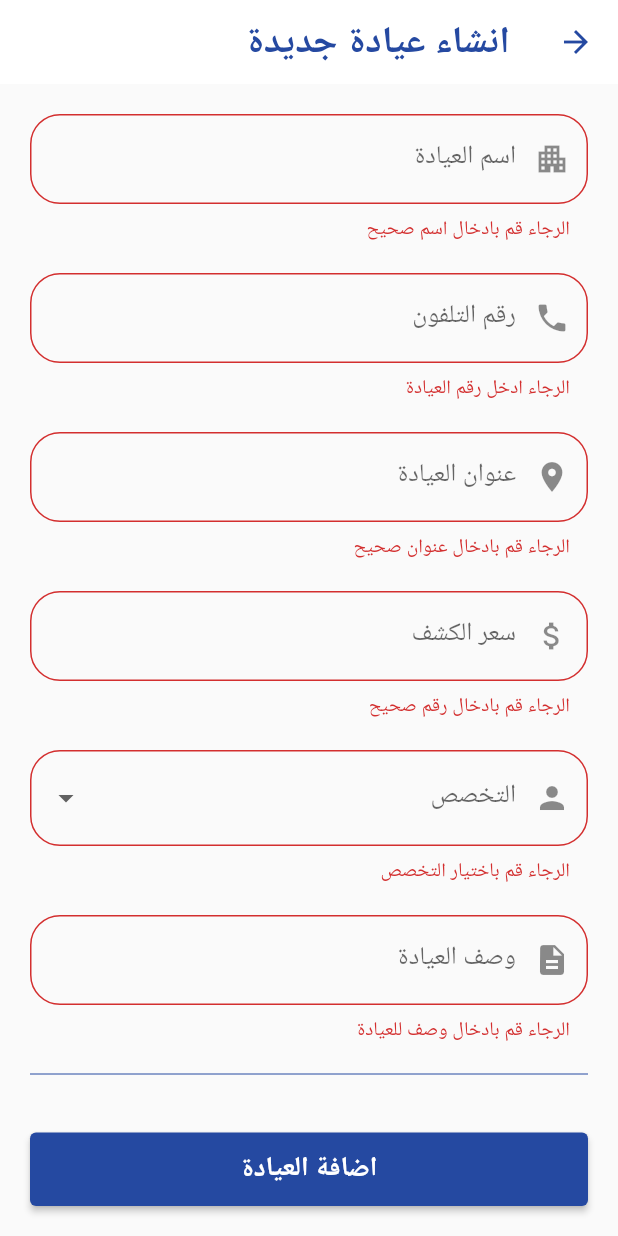
After one commit to PrinceEGY/Clinicky, a Flutter app: the CreateClinicPage screen opened directly, after a tap on "اضافة العيادة", on a phone screen of 412 x 824 dp. The commit adds this screen. Run offline on Flutter 3.47's test engine with Material 2 defaults, Android fonts, the phone set to English and light mode, and no system bars; our stand-ins replace custom_radio_grouped_button, flutter_onboarding_slider, flutter_spinkit, google_fonts, lottie, page_transition and 1 more; accounts and stored records are empty; Roboto replaces fonts that are missing (Almarai).

Commit message:
doctor adding clinic

```diff
--- a/lib/models/clinic_data.dart
+++ b/lib/models/clinic_data.dart
@@ -1,3 +1,5 @@
+import 'package:flutter/material.dart';
+
 class ClinicData {
   static List<String> specialities = [
     "جلدية",
@@ -16,4 +18,62 @@ class ClinicData {
     "طب اسرة",
     "تجميل",
   ];
+
+  String? sId;
+  String? clinicName;
+  String? phone;
+  String? location;
+  String? specialization;
+  String? price;
+  String? about;
+  List<String>? availableDays;
+  List<TimeOfDay?>? availableTimeSlots;
+  int? rating = 0;
+
+  ClinicData(
+      {this.sId,
+      this.clinicName,
+      this.phone,
+      this.location,
+      this.specialization,
+      this.price,
+      this.about,
+      this.availableDays,
+      this.availableTimeSlots,
+      this.rating});
+
+  ClinicData.fromJson(Map<String, dynamic> json) {
+    sId = json['_id'];
+    clinicName = json['clinicName'];
+    phone = json['phone'];
+    location = json['location'];
+    specialization = json['specialization'];
+    price = json['price'];
+    about = json['about'];
+    availableDays = json['openDates']['days'];
+    availableTimeSlots = json["openDates"]['time'].map((value) {
+      var time = value.split(":");
+      TimeOfDay(hour: time[0], minute: time[1]);
+    });
+    rating = json['rating'];
+  }
+
+  Map<String, dynamic> toJson() {
+    final Map<String, dynamic> data = <String, dynamic>{};
+    data['clinicName'] = clinicName;
+    data['phone'] = phone;
+    data['location'] = location;
+    data['specialization'] = specialization;
+    data['price'] = price;
+    data['about'] = about;
+    data['openDates'] = {
+      "days": availableDays,
+      "time": availableTimeSlots!
+          .map((value) =>
+              "${value!.hour}:${value.minute.toString().padLeft(2, "0")}")
+          .toList()
+    };
+    data['rating'] = rating.toString();
+    return data;
+  }
 }
--- /dev/null
+++ b/lib/screens/clinics/craete_clinic/create_clinic_screen.dart
@@ -0,0 +1,383 @@
+import 'package:clinicky/backend/backend_controller.dart';
+import 'package:clinicky/models/clinic_data.dart';
+import 'package:clinicky/util/color_pallete.dart';
+import 'package:clinicky/util/widgets/error_popup.dart';
+import 'package:custom_radio_grouped_button/custom_radio_grouped_button.dart';
+import 'package:flutter/material.dart';
+import 'package:flutter_spinkit/flutter_spinkit.dart';
+import 'package:google_fonts/google_fonts.dart';
+
+class CreateClinicPage extends StatefulWidget {
+  const CreateClinicPage({super.key});
+
+  @override
+  State<CreateClinicPage> createState() => _CreateClinicPageState();
+}
+
+class _CreateClinicPageState extends State<CreateClinicPage> {
+  final _formKey = GlobalKey<FormState>();
+  final _name = TextEditingController();
+  final _phone = TextEditingController();
+  final _location = TextEditingController();
+  final _price = TextEditingController();
+  final _description = TextEditingController();
+
+  List<String> availableDays = [];
+  List<TimeOfDay?> availableTimeSlots = [];
+  String? _specialization;
+  var _infoIsValid = false;
+
+  @override
+  Widget build(BuildContext context) {
+    final screenWidth = MediaQuery.of(context).size.width;
+    final screenHeight = MediaQuery.of(context).size.height;
+    return Scaffold(
+      appBar: AppBar(
+        title: const Text("انشاء عيادة جديدة",
+            style: TextStyle(fontSize: 25, fontWeight: FontWeight.bold)),
+        foregroundColor: ColorPallete.mainColor,
+      ),
+      body: SafeArea(
+        child: Scaffold(
+          body: SizedBox(
+            width: screenWidth,
+            child: SingleChildScrollView(
+              padding: const EdgeInsets.all(20),
+              child: Column(
+                children: [
+                  Form(
+                    key: _formKey,
+                    child: Column(
+                      children: [
+                        //! Name Field
+                        TextFormField(
+                            keyboardType: TextInputType.name,
+                            textInputAction: TextInputAction.next,
+                            controller: _name,
+                            decoration: InputDecoration(
+                              border: OutlineInputBorder(
+                                borderRadius: BorderRadius.circular(20),
+                              ),
+                              labelText: "اسم العيادة",
+                              prefixIcon: const Icon(Icons.apartment),
+                            ),
+                            validator: (value) {
+                              if (value == null ||
+                                  value.isEmpty ||
+                                  value.length < 3) {
+                                _infoIsValid = false;
+                                return "الرجاء قم بادخال اسم صحيح";
+                              } else {
+                                return null;
+                              }
+                            }),
+                        const SizedBox(
+                          height: 20,
+                        ),
+                        //! phone Field
+                        TextFormField(
+                          keyboardType: TextInputType.phone,
+                          textInputAction: TextInputAction.next,
+                          controller: _phone,
+                          decoration: InputDecoration(
+                            border: OutlineInputBorder(
+                              borderRadius: BorderRadius.circular(20),
+                            ),
+                            labelText: "رقم التلفون",
+                            prefixIcon: const Icon(Icons.phone),
+                          ),
+                          validator: (value) => checkPhone(value),
+                        ),
+                        const SizedBox(
+                          height: 20,
+                        ),
+                        //! Location Field
+                        TextFormField(
+                          keyboardType: TextInputType.streetAddress,
+                          textInputAction: TextInputAction.next,
+                          controller: _location,
+                          decoration: InputDecoration(
+                            border: OutlineInputBorder(
+                              borderRadius: BorderRadius.circular(20),
+                            ),
+                            labelText: "عنوان العيادة",
+                            prefixIcon: const Icon(Icons.location_on),
+                          ),
+                          validator: (value) {
+                            if (value == null ||
+                                value.isEmpty ||
+                                value.length < 3) {
+                              _infoIsValid = false;
+                              return "الرجاء قم بادخال عنوان صحيح";
+                            } else {
+                              return null;
+                            }
+                          },
+                        ),
+                        const SizedBox(
+                          height: 20,
+                        ),
+                        //! Price Field
+                        TextFormField(
+                            keyboardType: const TextInputType.numberWithOptions(
+                                signed: false),
+                            textInputAction: TextInputAction.next,
+                            controller: _price,
+                            decoration: InputDecoration(
+                              border: OutlineInputBorder(
+                                borderRadius: BorderRadius.circular(20),
+                              ),
+                              labelText: "سعر الكشف",
+                              prefixIcon: const Icon(Icons.attach_money),
+                            ),
+                            validator: (value) {
+                              if (value == null ||
+                                  value.isEmpty ||
+                                  value.startsWith("-")) {
+                                _infoIsValid = false;
+                                return "الرجاء قم بادخال رقم صحيح";
+                              } else {
+                                return null;
+                              }
+                            }),
+                        const SizedBox(
+                          height: 20,
+                        ),
+                        DropdownButtonFormField(
+                          isExpanded: true,
+                          validator: (value) {
+                            if (value == null || value.isEmpty) {
+                              _infoIsValid = false;
+                              return "الرجاء قم باختيار التخصص";
+                            } else {
+                              return null;
+                            }
+                          },
+                          decoration: InputDecoration(
+                            border: OutlineInputBorder(
+                              borderRadius: BorderRadius.circular(20),
+                            ),
+                            labelText: "التخصص",
+                            prefixIcon: const Icon(Icons.person),
+                          ),
+                          items: ClinicData.specialities
+                              .map<DropdownMenuItem<String>>((String value) =>
+                                  DropdownMenuItem<String>(
+                                      value: value, child: Text(value)))
+                              .toList(),
+                          onChanged: (value) => _specialization = value,
+                        ),
+                        const SizedBox(
+                          height: 20,
+                        ),
+                        //! Description Field
+                        TextFormField(
+                          keyboardType: TextInputType.multiline,
+                          maxLines: null,
+                          textInputAction: TextInputAction.newline,
+                          controller: _description,
+                          decoration: InputDecoration(
+                            border: OutlineInputBorder(
+                              borderRadius: BorderRadius.circular(20),
+                            ),
+                            labelText: "وصف العيادة",
+                            prefixIcon: const Icon(Icons.description),
+                          ),
+                          validator: (value) {
+                            if (value == null || value.isEmpty) {
+                              _infoIsValid = false;
+                              return "الرجاء قم بادخال وصف للعيادة";
+                            } else {
+                              return null;
+                            }
+                          },
+                        ),
+                      ],
+                    ),
+                  ),
+                  const Divider(
+                    height: 40,
+                    color: ColorPallete.mainColor,
+                  ),
+                  const Text(
+                    "ايه الأيام اللي العيادة هتكون متاحة فيها؟",
+                    style: TextStyle(fontSize: 18),
+                  ),
+                  const SizedBox(height: 10),
+                  CustomCheckBoxGroup(
+                    wrapAlignment: WrapAlignment.center,
+                    enableButtonWrap: true,
+                    buttonValuesList: const [
+                      "Saturday",
+                      "Sunday",
+                      "Monday",
+                      "Tuesday",
+                      "Wednesday",
+                      "Thursday",
+                      "Friday"
+                    ],
+                    buttonLables: const [
+                      "السبت",
+                      "الأحد",
+                      "الإثنين",
+                      "الثلاثاء",
+                      "الأربعاء",
+                      "الخميس",
+                      "الجمعة"
+                    ],
+                    checkBoxButtonValues: (values) {
+                      availableDays = values;
+                    },
+                    selectedColor: ColorPallete.mainColor,
+                    unSelectedColor: Colors.white,
+                  ),
+                  const Divider(
+                    height: 40,
+                    color: ColorPallete.mainColor,
+                  ),
+                  const Text(
+                    "ايه المواعيد اللي العيادة هتكون متاحة فيها؟",
+                    style: TextStyle(fontSize: 18),
+                  ),
+                  const SizedBox(height: 10),
+                  ElevatedButton(
+                    onPressed: () async {
+                      var time = await addTimeSlot();
+                      setState(() {
+                        if (time != null) availableTimeSlots.add(time);
+                      });
+                    },
+                    child: const Text("اضافة موعد جديد"),
+                  ),
+                  CustomRadioButton(
+                    wrapAlignment: WrapAlignment.center,
+                    elevation: 0,
+                    enableButtonWrap: true,
+                    buttonValues: availableTimeSlots,
+                    buttonLables: availableTimeSlots
+                        .map((value) =>
+                            "${value!.hour}:${value.minute.toString().padLeft(2, "0")} \u274C")
+                        .toList(),
+                    radioButtonValue: (value) {
+                      availableTimeSlots.remove(value);
+                    },
+                    buttonTextStyle: const ButtonTextStyle(
+                      textStyle: TextStyle(fontFamily: "roboto"),
+                    ),
+                    selectedColor: Colors.white,
+                    unSelectedColor: Colors.white,
+                  ),
+                ],
+              ),
+            ),
+          ),
+          bottomNavigationBar: Container(
+            padding: const EdgeInsets.all(20),
+            child: ElevatedButton(
+                style:
+                    ElevatedButton.styleFrom(padding: const EdgeInsets.all(12)),
+                onPressed: () {
+                  _infoIsValid = true;
+                  FocusScope.of(context).unfocus();
+                  _formKey.currentState!.validate();
+                  if (_infoIsValid) {
+                    _validateInput();
+                  }
+                },
+                child: const Text(
+                  "اضافة العيادة",
+                  style: TextStyle(fontSize: 18),
+                )),
+          ),
+        ),
+      ),
+    );
+  }
+
+  Future<TimeOfDay?> addTimeSlot() async {
+    late final TimeOfDay? time;
+    try {
+      time =
+          await showTimePicker(context: context, initialTime: TimeOfDay.now());
+      if (availableTimeSlots.contains(time)) {
+        throw Exception("الموعد مضاف بالفعل");
+      }
+    } catch (err) {
+      showDialogMessage(
+        context: context,
+        color: ColorPallete.red,
+        text: err.toString(),
+      );
+      return null;
+    }
+    return time;
+  }
+
+  _validateInput() async {
+    showDialog(
+      barrierDismissible: false,
+      context: context,
+      builder: (context) => const SpinKitSquareCircle(
+        color: Colors.white,
+        size: 100,
+      ),
+    );
+    try {
+      if (availableDays.isEmpty) {
+        throw Exception("الرجاء اختيار يوم واحد على الاقل");
+      } else if (availableTimeSlots.isEmpty) {
+        throw Exception("الرجاء اضافه موعد واحد على الاقل");
+      }
+      var clinicData = ClinicData(
+        clinicName: _name.text,
+        phone: _phone.text,
+        specialization: _specialization,
+        location: _location.text,
+        price: _price.text,
+        about: _description.text,
+        availableDays: availableDays,
+        availableTimeSlots: availableTimeSlots,
+        rating: 0,
+      );
+
+      await BackendController.instance.addNewClinic(clinicData: clinicData);
+      if (!mounted) return;
+      showDialogMessage(
+          context: context,
+          text: "تم اضافة العيادة بنجاح",
+          color: ColorPallete.green);
+      Navigator.pop(context);
+    } catch (err) {
+      showDialogMessage(
+        context: context,
+        text: err.toString(),
+        color: ColorPallete.red,
+      );
+    }
+    if (!mounted) return;
+    Navigator.pop(context);
+  }
+
+  String? checkPhone(value) {
+    if (value == null || value.isEmpty) {
+      _infoIsValid = false;
+      return "الرجاء ادخل رقم العيادة";
+    } else if (!RegExp(
+            r"^([\+]|00)?[(]?[0-9]{3}[)]?[-\s\.]?[0-9]{3}[-\s\.]?[0-9]{4,6}$")
+        .hasMatch(value)) {
+      _infoIsValid = false;
+      return "الرجاء ادخال رقم صالح";
+    }
+    return null;
+  }
+}
+
+class Exception {
+  final String message;
+  Exception(this.message);
+
+  @override
+  String toString() {
+    return message;
+  }
+}
--- a/lib/screens/home/home.dart
+++ b/lib/screens/home/home.dart
@@ -1,8 +1,6 @@
-import 'dart:convert';
 import 'package:clinicky/backend/backend_controller.dart';
 import 'package:clinicky/models/user_data.dart';
 import 'package:clinicky/util/color_pallete.dart';
-import 'package:clinicky/util/widgets/error_popup.dart';
 import 'package:flutter/material.dart';
 import 'package:flutter_spinkit/flutter_spinkit.dart';
 
--- a/lib/screens/profile/profile_screen.dart
+++ b/lib/screens/profile/profile_screen.dart
@@ -30,7 +30,7 @@ class _ProfilePageState extends State<ProfilePage> {
     return FutureBuilder(
       future: futureUserData,
       builder: (context, AsyncSnapshot snapshot) {
-        if (snapshot.hasData) {
+        if (snapshot.connectionState == ConnectionState.done) {
           UserData userData = snapshot.data;
           return SafeArea(
             child: Scaffold(
```
Also changed, not shown: lib/backend/backend_controller.dart (+44 -5 lines), lib/home_handler/home_handler.dart (+48 -8 lines), lib/screens/auth/signup_screen.dart (+19 -18 lines), lib/screens/clinics/clinics_screen.dart (added, +44 -0 lines).
